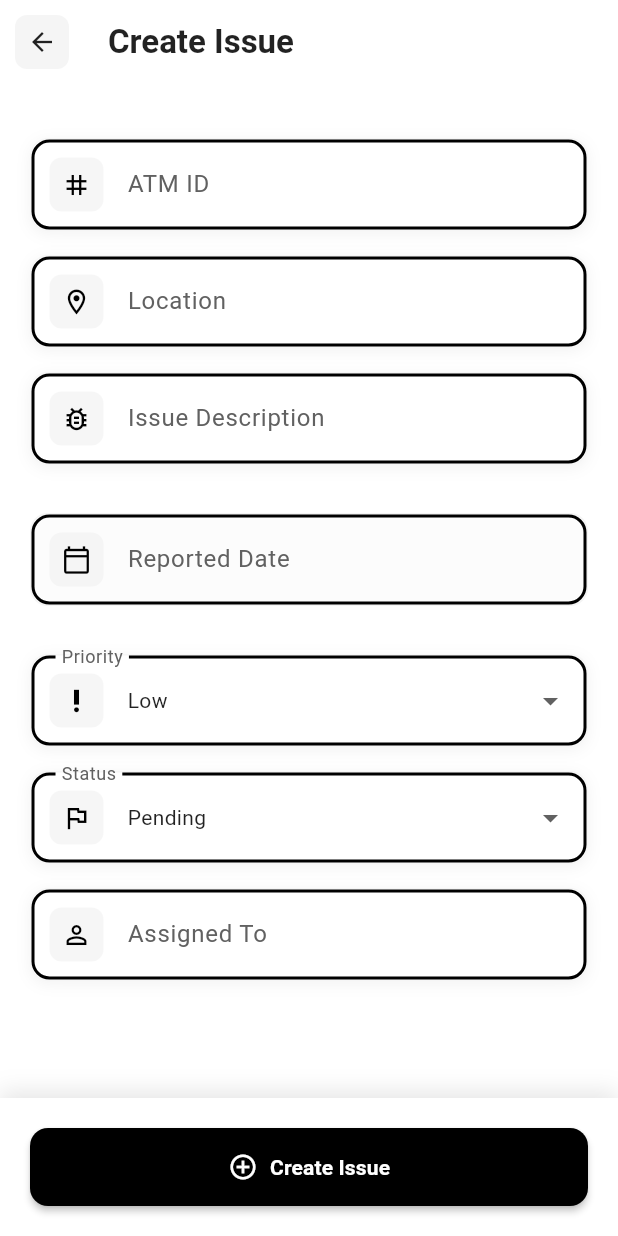
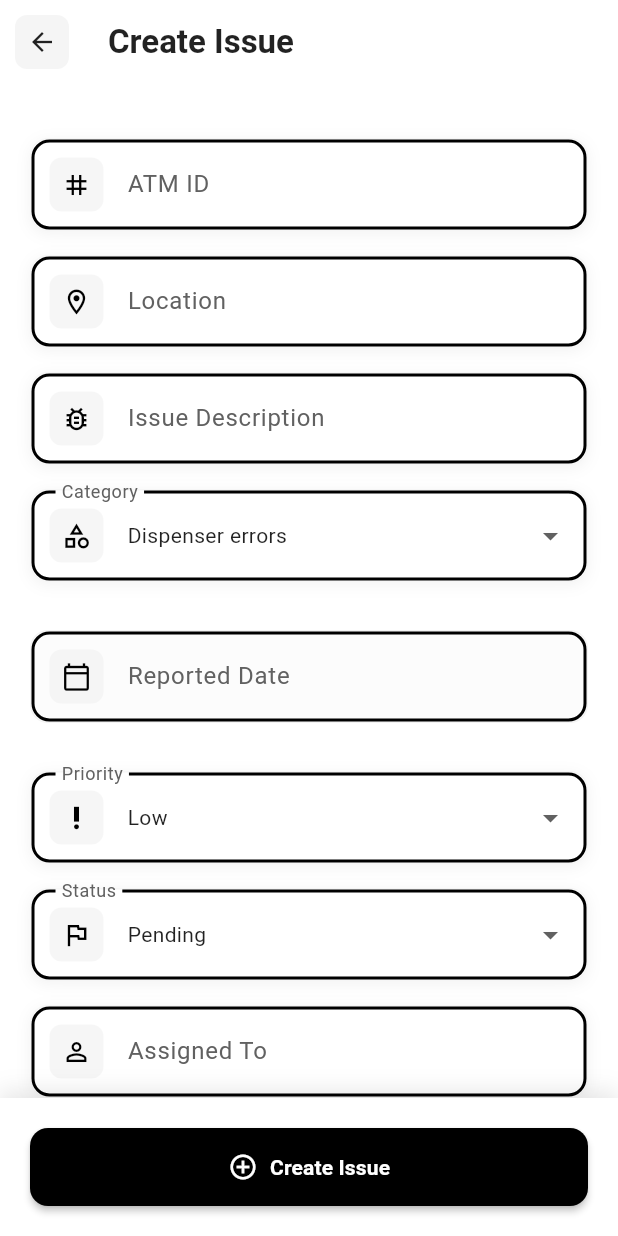
Before and after one commit to evance-mose/AMLS-APP, a Flutter app: the IssueFormPage screen opened directly, on a phone screen of 412 x 824 dp. Run offline on Flutter 3.47's test engine with Material 3 defaults, Android fonts, the phone set to English and light mode, and no system bars; our stand-ins replace bloc, flutter_bloc, shared_preferences; accounts and stored records are empty.

Commit message:
Add category selection to IssueFormPage and LogFormPage, enhancing issue and log management. Introduce new controllers for category and action taken, and update model classes to support category handling. Improve UI with dropdowns for category selection, ensuring better user experience and data integrity.

```diff
--- a/lib/issue_form_page.dart
+++ b/lib/issue_form_page.dart
@@ -23,6 +23,7 @@ class _IssueFormPageState extends State<IssueFormPage> {
   late String _selectedPriority;
   late TextEditingController _reportedDateController;
   late String _selectedStatus;
+  late String _selectedCategory;
   late TextEditingController _assignedToController; // New controller
 
   final List<String> _priorities = IssuePriority.values.map((e) => e.toString().split('.').last.toCapitalized()).toList();
@@ -38,6 +39,7 @@ class _IssueFormPageState extends State<IssueFormPage> {
     _selectedPriority = widget.issue?.priority.toString().split('.').last.toCapitalized() ?? _priorities.first;
     _reportedDateController = TextEditingController(text: widget.issue?.reportedDate.toIso8601String().split('T').first ?? '');
     _selectedStatus = widget.issue?.status.toString().split('.').last.toCapitalized() ?? _statuses.first;
+    _selectedCategory = widget.issue?.category.toString().split('.').last.replaceAll('_', ' ').toCapitalized() ?? _categories.first;
     _assignedToController = TextEditingController(text: widget.issue?.assignedUser?.name ?? ''); // Initialize new controller
   }
 
@@ -81,7 +83,7 @@ class _IssueFormPageState extends State<IssueFormPage> {
         id: widget.issue?.id ?? 0, // ID will be generated by the Cubit
         atmId: _atmIdController.text,
         location: _locationController.text,
-        category: IssueCategory.values.firstWhere((e) => e.toString().split('.').last.replaceAll('_', ' ').toCapitalized() == (_categories.first)), // Placeholder
+        category: IssueCategory.values.firstWhere((e) => e.toString().split('.').last.replaceAll('_', ' ').toCapitalized() == _selectedCategory),
         description: _issueController.text,
         priority: IssuePriority.values.firstWhere((e) => e.toString().split('.').last.toCapitalized() == _selectedPriority),
         reportedDate: DateTime.tryParse(_reportedDateController.text) ?? DateTime.now(),
@@ -271,6 +273,21 @@ class _IssueFormPageState extends State<IssueFormPage> {
                       hintText: 'e.g., Card reader not working',
                       icon: Icons.bug_report_outlined,
                       validatorMessage: 'Please enter an issue description',
+                      readOnly: widget.isViewOnly,
+                    ),
+                    const SizedBox(height: 16),
+                    _buildDropdownFormField(
+                      value: _selectedCategory,
+                      labelText: 'Category',
+                      icon: Icons.category_outlined,
+                      items: _categories,
+                      onChanged: widget.isViewOnly
+                          ? null
+                          : (String? newValue) {
+                              setState(() {
+                                _selectedCategory = newValue!;
+                              });
+                            },
                       readOnly: widget.isViewOnly,
                     ),
 
--- a/lib/models/log_model.dart
+++ b/lib/models/log_model.dart
@@ -5,12 +5,14 @@ import 'package:amls/services/generic_api_service.dart';
 
 enum LogStatus { pending, in_progress, completed, resolved, closed }
 enum LogPriority { low, medium, high }
+enum LogCategory { dispenser_errors, card_reader_errors, receipt_printer_errors, epp_errors, pc_core_errors, journal_printer_errors, recycling_module_errors, other }
 
 class Log implements ApiModel {
   final int id;
   final int userId;
   final int? issueId;
   final String? actionTaken;
+  final LogCategory category;
   final LogStatus status;
   final LogPriority priority;
   final DateTime createdAt;
@@ -23,6 +25,7 @@ class Log implements ApiModel {
     required this.userId,
     this.issueId,
     this.actionTaken,
+    required this.category,
     required this.status,
     required this.priority,
     required this.createdAt,
@@ -37,6 +40,10 @@ class Log implements ApiModel {
       userId: json['user_id'] as int? ?? 0,
       issueId: json['issue_id'] as int?,
       actionTaken: json['action_taken'] as String?,
+      category: LogCategory.values.firstWhere(
+        (e) => e.toString().split('.').last == (json['category'] as String? ?? 'other'),
+        orElse: () => LogCategory.other,
+      ),
       status: LogStatus.values.firstWhere(
         (e) => e.toString().split('.').last == (json['status'] as String? ?? 'pending'),
         orElse: () => LogStatus.pending,
@@ -62,6 +69,7 @@ class Log implements ApiModel {
       'user_id': userId,
       'issue_id': issueId,
       'action_taken': actionTaken,
+      'category': category.toString().split('.').last,
       'status': status.toString().split('.').last,
       'priority': priority.toString().split('.').last,
       'created_at': createdAt.toIso8601String(),
```
Also changed, not shown: lib/log_form_page.dart (+39 -18 lines).
